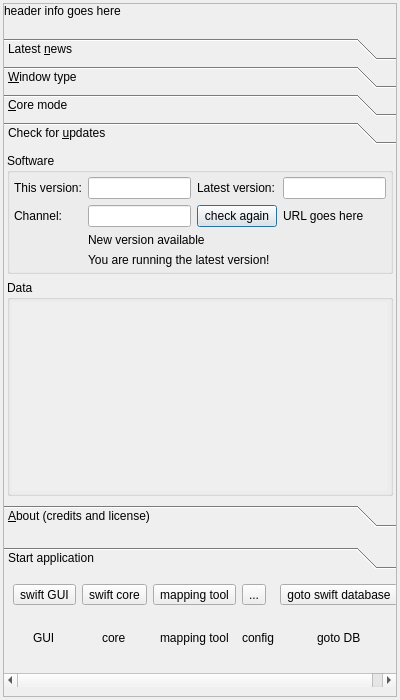
Above: src/swiftlauncher/swiftlauncher.ui from swift-project/pilotclient before the change. Below: the same form after it.
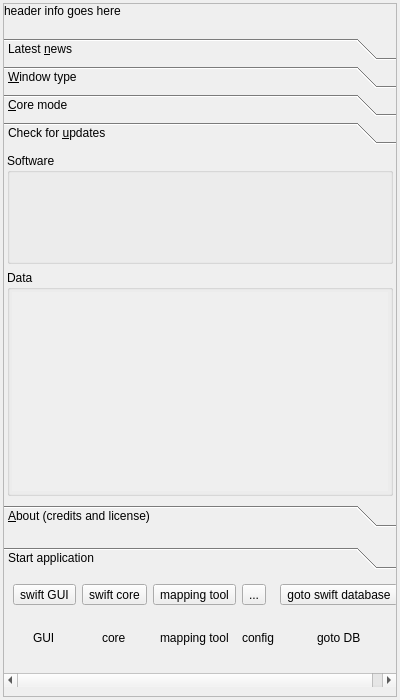
That is the form after the change. The open tabs and pages were chosen to show the change. Icons and pictures are not drawn. Custom widgets are drawn as their Qt base class.

Commit message: refs #921, moved distribution info UI into an own component

Diff of the .ui file:
```diff
--- a/src/swiftlauncher/swiftlauncher.ui
+++ b/src/swiftlauncher/swiftlauncher.ui
@@ -457,7 +457,7 @@
                 <property name="title">
                  <string>Software</string>
                 </property>
-                <layout class="QGridLayout" name="gl_Version">
+                <layout class="QVBoxLayout" name="vl_Software">
                  <property name="leftMargin">
                   <number>4</number>
                  </property>
@@ -470,109 +470,13 @@
                  <property name="bottomMargin">
                   <number>4</number>
                  </property>
-                 <item row="3" column="1" colspan="3">
-                  <widget class="QWidget" name="wi_NoNewVersion" native="true">
-                   <layout class="QVBoxLayout" name="vl_NoNewVersion">
-                    <property name="leftMargin">
-                     <number>0</number>
-                    </property>
-                    <property name="topMargin">
-                     <number>0</number>
-                    </property>
-                    <property name="rightMargin">
-                     <number>0</number>
-                    </property>
-                    <property name="bottomMargin">
-                     <number>0</number>
-                    </property>
-                    <item>
-                     <widget class="QLabel" name="lbl_NoNewVersion">
-                      <property name="text">
-                       <string>You are running the latest version!</string>
-                      </property>
-                     </widget>
-                    </item>
-                   </layout>
-                  </widget>
-                 </item>
-                 <item row="2" column="1" colspan="3">
-                  <widget class="QWidget" name="wi_NewVersionAvailable" native="true">
-                   <layout class="QVBoxLayout" name="vl_NewVersionAvailable">
-                    <property name="leftMargin">
-                     <number>0</number>
-                    </property>
-                    <property name="topMargin">
-                     <number>0</number>
-                    </property>
-                    <property name="rightMargin">
-                     <number>0</number>
-                    </property>
-                    <property name="bottomMargin">
-                     <number>0</number>
-                    </property>
-                    <item>
-                     <widget class="QLabel" name="lbl_NewVersion">
-                      <property name="text">
-                       <string>New version available</string>
-                      </property>
-                     </widget>
-                    </item>
-                   </layout>
-                  </widget>
-                 </item>
-                 <item row="1" column="1">
-                  <widget class="QLineEdit" name="le_Channel">
-                   <property name="readOnly">
-                    <bool>true</bool>
-                   </property>
-                  </widget>
-                 </item>
-                 <item row="0" column="0">
-                  <widget class="QLabel" name="lbl_CurrentVersion">
-                   <property name="text">
-                    <string>This version:</string>
-                   </property>
-                  </widget>
-                 </item>
-                 <item row="0" column="2">
-                  <widget class="QLabel" name="lbl_LatestVersion">
-                   <property name="text">
-                    <string>Latest version:</string>
-                   </property>
-                  </widget>
-                 </item>
-                 <item row="1" column="0">
-                  <widget class="QLabel" name="lbl_Channel">
-                   <property name="text">
-                    <string>Channel:</string>
-                   </property>
-                  </widget>
-                 </item>
-                 <item row="0" column="1">
-                  <widget class="QLineEdit" name="le_CurrentVersion">
-                   <property name="readOnly">
-                    <bool>true</bool>
-                   </property>
-                  </widget>
-                 </item>
-                 <item row="0" column="3">
-                  <widget class="QLineEdit" name="le_LatestVersion">
-                   <property name="readOnly">
-                    <bool>true</bool>
-                   </property>
-                  </widget>
-                 </item>
-                 <item row="1" column="2">
-                  <widget class="QPushButton" name="pb_CheckForUpdates">
-                   <property name="text">
-                    <string>check again</string>
-                   </property>
-                  </widget>
-                 </item>
-                 <item row="1" column="3">
-                  <widget class="QLabel" name="lbl_NewVersionUrl">
-                   <property name="text">
-                    <string>URL goes here</string>
+                 <item>
+                  <widget class="BlackGui::Components::CDistributionInfoComponent" name="comp_DistributionInfo">
+                   <property name="minimumSize">
+                    <size>
+                     <width>0</width>
+                     <height>80</height>
+                    </size>
                    </property>
                   </widget>
                  </item>
@@ -611,7 +515,7 @@
                       <x>0</x>
                       <y>0</y>
                       <width>376</width>
-                      <height>189</height>
+                      <height>199</height>
                      </rect>
                     </property>
                     <layout class="QVBoxLayout" name="vl_DataUpdatesScrollArea">
@@ -933,6 +837,12 @@
    <header>blackgui/components/infobarwebreadersstatussmallcomponent.h</header>
    <container>1</container>
   </customwidget>
+  <customwidget>
+   <class>BlackGui::Components::CDistributionInfoComponent</class>
+   <extends>QFrame</extends>
+   <header>blackgui/components/distributioninfocomponent.h</header>
+   <container>1</container>
+  </customwidget>
  </customwidgets>
  <resources>
   <include location="../blackmisc/blackmisc.qrc"/>
```
Left out of the diff: 2 changed lines with no effect on the pictures. The commit also changes 5 other files.
